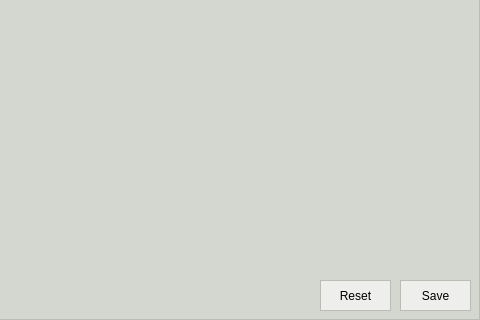
First picture: the form in pyanno4rt/gui/designs/settings_window.ui, repository pyanno4rt/pyanno4rt, before the edit; both pictures show x 440 to 920 and y 360 to 680 of the 920 by 680 pixel window.
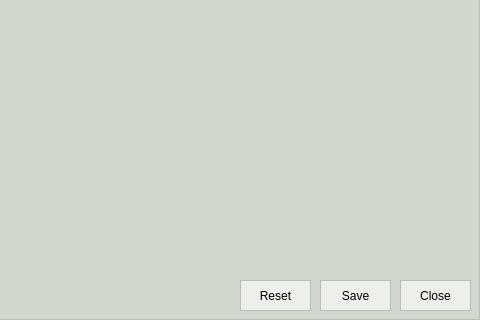
Second picture: the form after the edit. Icons and pictures are not drawn.

Diff of the .ui file:
```diff
--- a/pyanno4rt/gui/designs/settings_window.ui
+++ b/pyanno4rt/gui/designs/settings_window.ui
@@ -260,7 +260,7 @@
    <widget class="QPushButton" name="reset_settings_pbutton">
     <property name="geometry">
      <rect>
-      <x>760</x>
+      <x>680</x>
       <y>640</y>
       <width>71</width>
       <height>31</height>
@@ -480,7 +480,7 @@
    <widget class="QPushButton" name="save_settings_pbutton">
     <property name="geometry">
      <rect>
-      <x>840</x>
+      <x>760</x>
       <y>640</y>
       <width>71</width>
       <height>31</height>
@@ -519,6 +519,28 @@
      <string>Include optimized fluence</string>
     </property>
    </widget>
+   <widget class="QPushButton" name="close_pbutton">
+    <property name="geometry">
+     <rect>
+      <x>840</x>
+      <y>640</y>
+      <width>71</width>
+      <height>31</height>
+     </rect>
+    </property>
+    <property name="cursor">
+     <cursorShape>PointingHandCursor</cursorShape>
+    </property>
+    <property name="styleSheet">
+     <string notr="true">color: rgb(0, 0, 0);
+background-color: rgb(238, 238, 236);
+border: 1px solid;
+border-color: rgb(186, 189, 182);</string>
+    </property>
+    <property name="text">
+     <string>Close</string>
+    </property>
+   </widget>
    <zorder>light_mode_cbox</zorder>
    <zorder>general_settings_label</zorder>
    <zorder>resolution_label</zorder>
```
Left out of the diff: 9 changed lines with no effect on the pictures.
